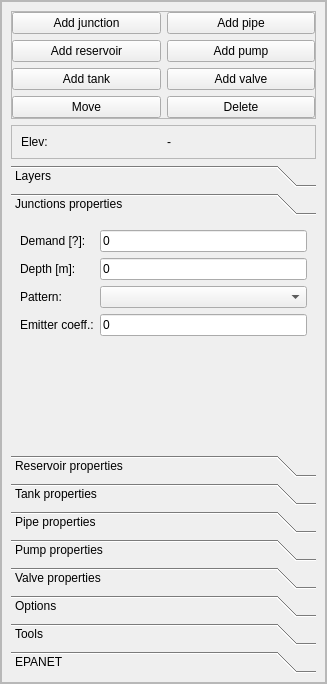
Qt form ui/qepanet_dockwidget.ui (aecforge/QEPANET) before a commit.
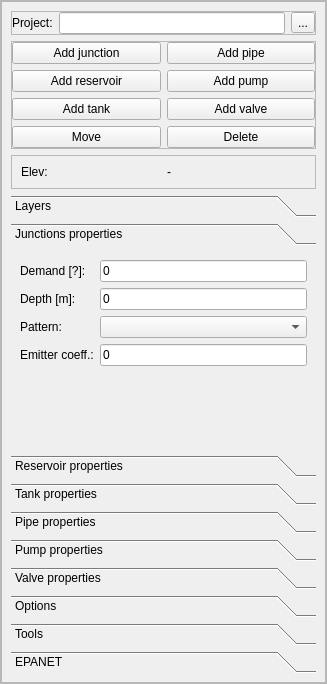
The same form after that commit. The open tabs and pages were chosen to show the change.

```diff
--- a/ui/qepanet_dockwidget.ui
+++ b/ui/qepanet_dockwidget.ui
@@ -54,6 +54,42 @@
            <property name="margin">
             <number>9</number>
            </property>
+           <item>
+            <widget class="QFrame" name="frame_5">
+             <property name="frameShape">
+              <enum>QFrame::StyledPanel</enum>
+             </property>
+             <property name="frameShadow">
+              <enum>QFrame::Raised</enum>
+             </property>
+             <layout class="QHBoxLayout" name="horizontalLayout">
+              <property name="margin">
+               <number>0</number>
+              </property>
+              <item>
+               <widget class="QLabel" name="lbl_project">
+                <property name="text">
+                 <string>Project:</string>
+                </property>
+               </widget>
+              </item>
+              <item>
+               <widget class="QLineEdit" name="txt_project">
+                <property name="readOnly">
+                 <bool>true</bool>
+                </property>
+               </widget>
+              </item>
+              <item>
+               <widget class="QToolButton" name="btn_project">
+                <property name="text">
+                 <string>...</string>
+                </property>
+               </widget>
+              </item>
+             </layout>
+            </widget>
+           </item>
            <item>
             <widget class="QFrame" name="fra_buttons">
              <property name="sizePolicy">
@@ -306,8 +342,8 @@
                <rect>
                 <x>0</x>
                 <y>0</y>
-                <width>162</width>
-                <height>122</height>
+                <width>305</width>
+                <height>185</height>
                </rect>
               </property>
               <attribute name="label">
```
Left out of the diff: 26 changed lines with no effect on the pictures.
